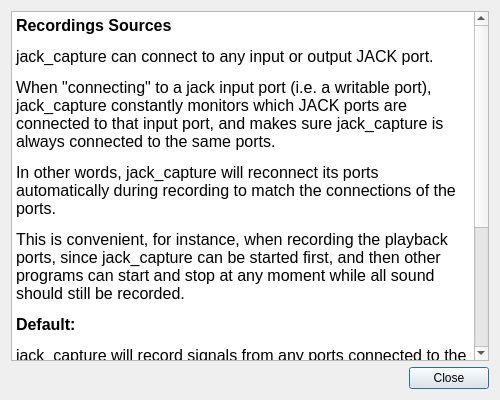
Qt form resources/ui/sourceshelpwin.ui (SpotlightKid/qjackcapture) before a commit.
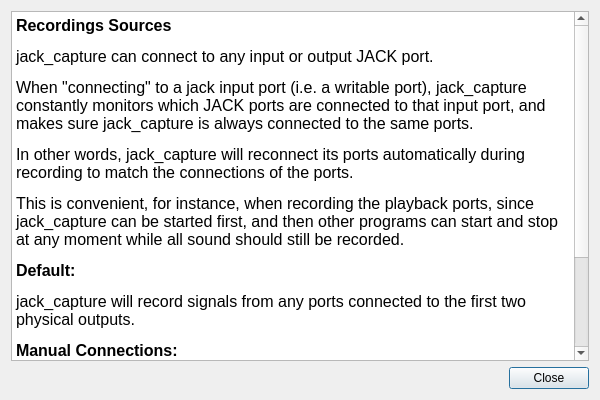
The same form after that commit.

```diff
--- a/resources/ui/sourceshelpwin.ui
+++ b/resources/ui/sourceshelpwin.ui
@@ -6,7 +6,7 @@
    <rect>
     <x>0</x>
     <y>0</y>
-    <width>500</width>
+    <width>600</width>
     <height>400</height>
    </rect>
   </property>
```
